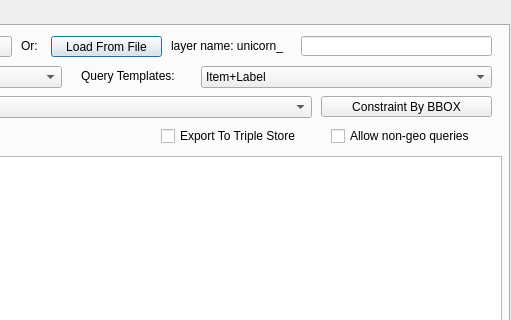
First picture: the form in sparql_unicorn_dialog_base.ui, repository sparqlunicorn/sparqlunicornGoesGIS, before the edit; both pictures show x 581 to 1092 and y 0 to 320 of the 1092 by 659 pixel window.
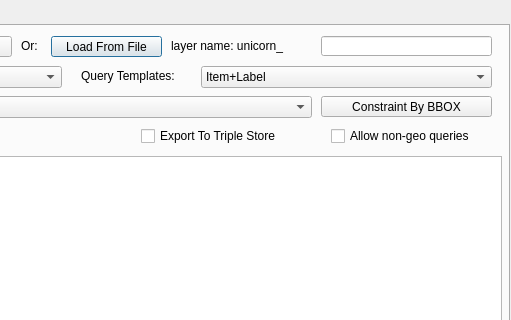
Second picture: the form after the edit.

```diff
--- a/sparql_unicorn_dialog_base.ui
+++ b/sparql_unicorn_dialog_base.ui
@@ -130,9 +130,9 @@
     <widget class="QLineEdit" name="inp_label">
      <property name="geometry">
       <rect>
-       <x>880</x>
+       <x>900</x>
        <y>10</y>
-       <width>191</width>
+       <width>171</width>
        <height>20</height>
       </rect>
      </property>
@@ -383,9 +383,9 @@
     <widget class="QCheckBox" name="exportTripleStore_2">
      <property name="geometry">
       <rect>
-       <x>740</x>
+       <x>720</x>
        <y>100</y>
-       <width>151</width>
+       <width>171</width>
        <height>20</height>
       </rect>
      </property>
```
Left out of the diff: 4 changed lines with no effect on the pictures.
